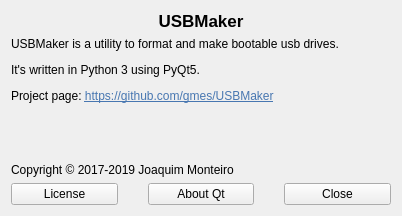
First picture: the form in USBMaker/about_ui.ui, repository MonterraByte/USBMaker, before the edit.
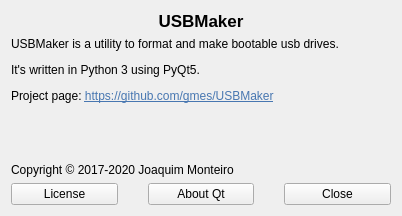
Second picture: the form after the edit.

Commit message: Update copyright year

```diff
--- a/USBMaker/about_ui.ui
+++ b/USBMaker/about_ui.ui
@@ -71,7 +71,7 @@
       </sizepolicy>
      </property>
      <property name="text">
-      <string notr="true">Copyright © 2017-2019 Joaquim Monteiro</string>
+      <string notr="true">Copyright © 2017-2020 Joaquim Monteiro</string>
      </property>
      <property name="alignment">
       <set>Qt::AlignBottom|Qt::AlignLeading|Qt::AlignLeft</set>
```
The commit also changes 12 other files.
